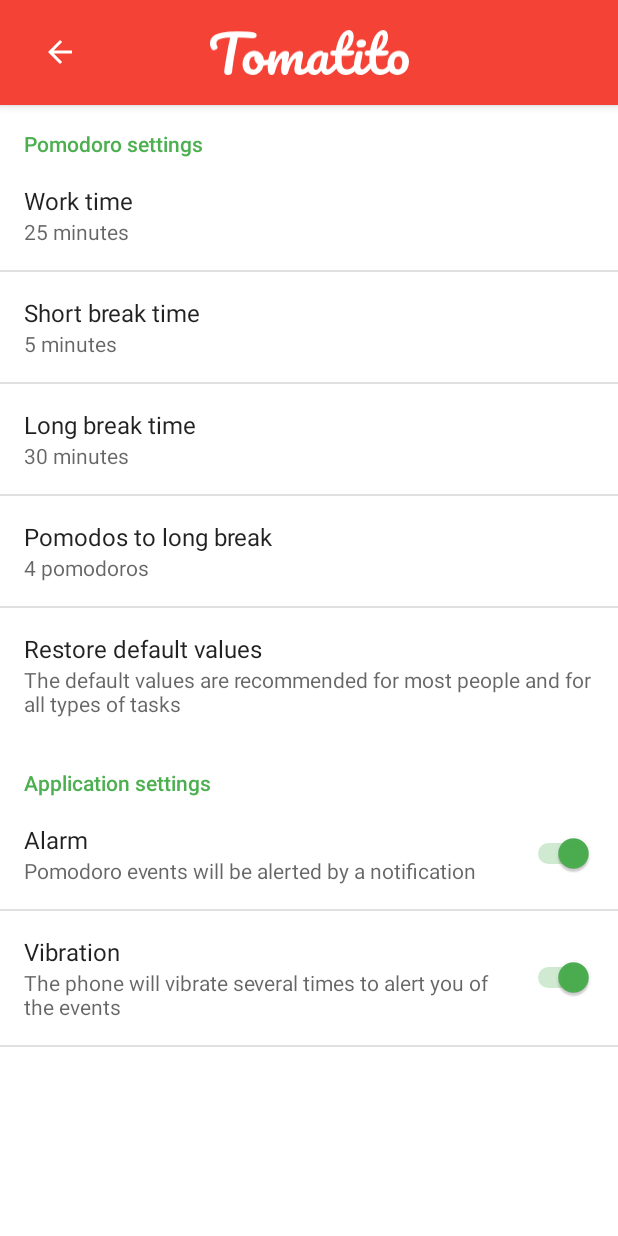
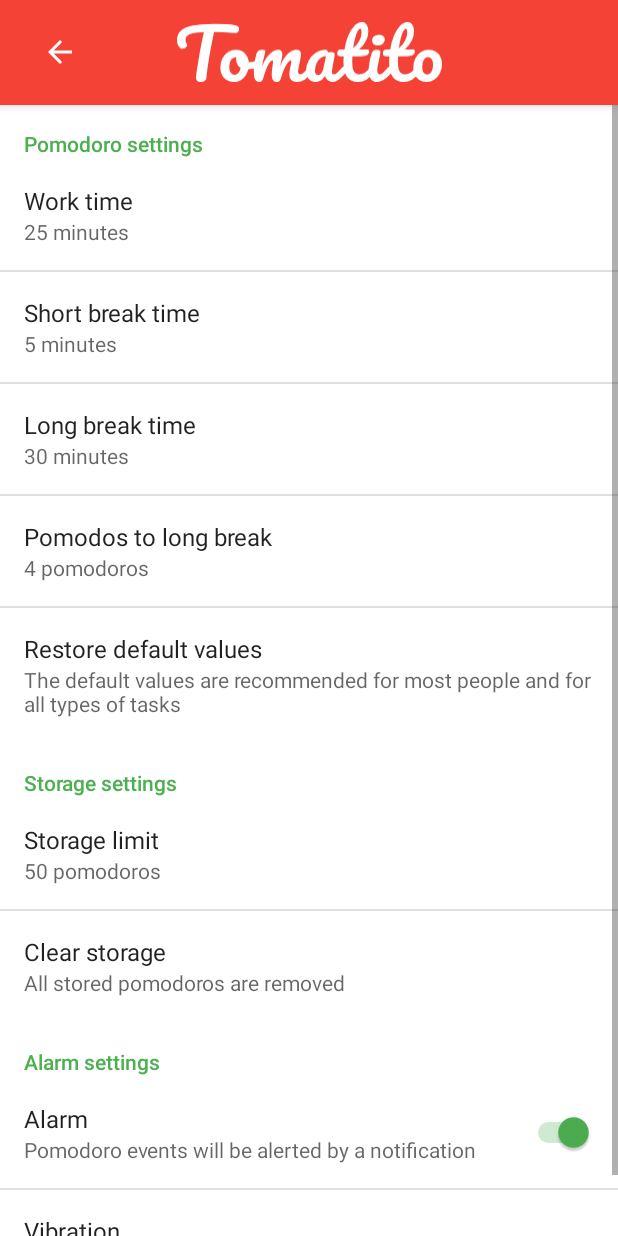
Before and after one commit to nfdz/tomatito, an Android app: the screen it shows after launch (SettingsActivity), after a tap on "Settings", on a phone screen of 412 x 824 dp. Run offline under Robolectric (Android 15) with nearby library versions, the phone set to English and light mode, and no system bars; our stand-ins replace ButterKnife, Timber.

Commit message:
add storage preferences

```diff
--- a/Tomatito/app/src/main/res/layout/app_bar.xml
+++ b/Tomatito/app/src/main/res/layout/app_bar.xml
@@ -23,9 +23,7 @@
 
         <ImageView
             android:layout_width="wrap_content"
-            android:layout_height="match_parent"
-            android:layout_marginTop="@dimen/appbar_logo_margin"
-            android:layout_marginBottom="@dimen/appbar_logo_margin"
+            android:layout_height="@dimen/logo_height"
             android:layout_gravity="center_horizontal"
             android:contentDescription="@string/app_name"
             android:adjustViewBounds="true"
--- a/Tomatito/app/src/main/res/values-land/dimens.xml
+++ b/Tomatito/app/src/main/res/values-land/dimens.xml
@@ -3,7 +3,7 @@
     <dimen name="activity_horizontal_margin">32dp</dimen>
 
     <dimen name="appbar_height">55dp</dimen>
-    <dimen name="appbar_logo_margin">12dp</dimen>
+    <dimen name="logo_height">35dp</dimen>
 
     <!-- This value depends on appbar_height dimen-->
     <dimen name="fab_pomodoro_margin_bottom">71dp</dimen>
--- a/Tomatito/app/src/main/res/values/dimens.xml
+++ b/Tomatito/app/src/main/res/values/dimens.xml
@@ -7,7 +7,7 @@
     <dimen name="appbar_elevation">18dp</dimen>
 
     <dimen name="appbar_height">70dp</dimen>
-    <dimen name="appbar_logo_margin">20dp</dimen>
+    <dimen name="logo_height">40dp</dimen>
 
     <!-- This value depends on appbar_height dimen-->
     <dimen name="fab_pomodoro_margin_bottom">86dp</dimen>
--- a/Tomatito/app/src/main/res/values/strings.xml
+++ b/Tomatito/app/src/main/res/values/strings.xml
@@ -34,8 +34,10 @@
     <!-- Preferences strings -->
     <string name="prefs_pomodoro_title">Pomodoro settings</string>
     <string name="prefs_pomodoro_key" translatable="false">pomodoro-settings</string>
-    <string name="prefs_app_title">Application settings</string>
-    <string name="prefs_app_key" translatable="false">application-settings</string>
+    <string name="prefs_alarm_title">Alarm settings</string>
+    <string name="prefs_alarm_key" translatable="false">alarm-settings</string>
+    <string name="prefs_storage_title">Storage settings</string>
+    <string name="prefs_storage_key" translatable="false">storage-settings</string>
 
     <string name="pref_alarm_key" translatable="false">pomodoro-alarm</string>
     <string name="pref_alarm_default" translatable="false">true</string>
@@ -67,4 +69,12 @@
     <string name="pref_restore_default_title">Restore default values</string>
     <string name="pref_restore_default_summary">The default values are recommended for most people and for all types of tasks</string>
 
+    <string name="pref_storage_limit_key" translatable="false">storage-limit</string>
+    <string name="pref_storage_limit_default" translatable="false">50</string>
+    <string name="pref_storage_limit_title">Storage limit</string>
+
+    <string name="pref_storage_clear_key" translatable="false">storage-clear</string>
+    <string name="pref_storage_clear_title">Clear storage</string>
+    <string name="pref_storage_clear_summary">All stored pomodoros are removed</string>
+
 </resources>
--- a/Tomatito/app/src/main/res/xml/preferences.xml
+++ b/Tomatito/app/src/main/res/xml/preferences.xml
@@ -45,9 +45,29 @@
 
     </PreferenceCategory>
 
+
     <PreferenceCategory
-        android:title="@string/prefs_app_title"
-        android:key="@string/prefs_app_key">
+        android:title="@string/prefs_storage_title"
+        android:key="@string/prefs_storage_key">
+
+        <io.github.nfdz.tomatito.ui.NumberPickerPreference
+            android:key="@string/pref_storage_limit_key"
+            android:title="@string/pref_storage_limit_title"
+            android:defaultValue="@string/pref_storage_limit_default"
+            app:min_number="5"
+            app:max_number="500"
+            app:summary_suffix="pomodoros" />
+
+        <Preference
+            android:title="@string/pref_storage_clear_title"
+            android:key="@string/pref_storage_clear_key"
+            android:summary="@string/pref_storage_clear_summary"/>
+
+    </PreferenceCategory>
+
+    <PreferenceCategory
+        android:title="@string/prefs_alarm_title"
+        android:key="@string/prefs_alarm_key">
 
         <SwitchPreference
             android:key="@string/pref_alarm_key"
```
Also changed, not shown: Tomatito/app/src/main/java/io/github/nfdz/tomatito/data/DatabaseManager.java (+20 -0 lines), Tomatito/app/src/main/java/io/github/nfdz/tomatito/ui/SettingsFragment.java (+19 -0 lines).
